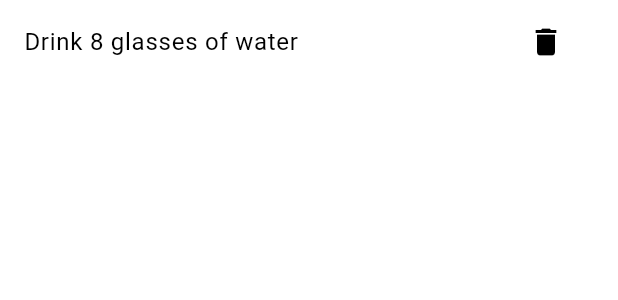
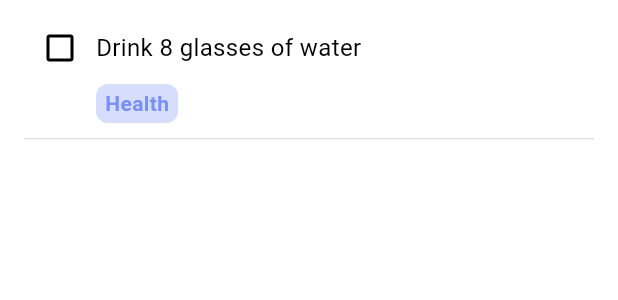
Before and after one commit to YxngDjin/Todo_App, a Flutter app: the TodoList widget shown alone on an empty page, opened directly with sample values from the repository, on a phone screen of 412 x 824 dp. Shown: the top 300 px of the screen. Run offline on Flutter 3.47's test engine with Material 3 defaults, Android fonts, the phone set to English and light mode, and no system bars; our stand-ins replace flutter_svg.

Commit message:
Change Styling, Add Subtask Functions

```diff
--- a/lib/components/todolist.dart
+++ b/lib/components/todolist.dart
@@ -5,25 +5,124 @@ class TodoList extends StatelessWidget {
   final Todo todo;
   final VoidCallback onToggle;
   final VoidCallback onDelete;
+  final Function(int subtaskIndex) onSubtaskToggle;
+  final Function(int subtaskIndex) onSubtaskDelete;
 
   const TodoList({
     super.key,
     required this.todo,
     required this.onToggle,
     required this.onDelete,
+    required this.onSubtaskToggle,
+    required this.onSubtaskDelete,
   });
+
+  Color getCategoryColor(Category category) {
+    switch (category) {
+      case Category.health:
+        return Color.fromRGBO(121, 144, 248, 1);
+      case Category.work:
+        return Color.fromRGBO(70, 207, 139, 1);
+      case Category.mentalHealth:
+        return Color.fromRGBO(188, 94, 173, 1);
+      case Category.others:
+        return Color.fromRGBO(144, 137, 134, 1);
+    }
+  }
 
   @override
   Widget build(BuildContext context) {
-    return ListTile(
-      title: Text(
-        todo.task,
-        style: TextStyle(
-          decoration: todo.isDone ? TextDecoration.lineThrough : null,
+    final color = getCategoryColor(todo.category);
+
+    return Container(
+      margin: const EdgeInsets.symmetric(vertical: 0, horizontal: 8),
+      child: Padding(
+        padding: const EdgeInsets.all(8),
+        child: Column(
+          crossAxisAlignment: CrossAxisAlignment.start,
+          children: [
+            Row(
+              children: [
+                Checkbox(value: todo.isDone, onChanged: (_) => onToggle()),
+                Expanded(
+                  child: Text(
+                    todo.task,
+                    style: TextStyle(
+                      fontSize: 16,
+                      decoration: todo.isDone
+                          ? TextDecoration.lineThrough
+                          : null,
+                    ),
+                  ),
+                ),
+                if (todo.isDone)
+                  IconButton(
+                    icon: Icon(Icons.delete),
+                    onPressed: () => onDelete(),
+                    color: Colors.red,
+                  ),
+              ],
+            ),
+            Padding(
+              padding: const EdgeInsets.only(left: 48),
+              child: Container(
+                padding: const EdgeInsets.symmetric(horizontal: 6, vertical: 3),
+                decoration: BoxDecoration(
+                  color: color.withOpacity(0.3),
+                  borderRadius: BorderRadius.circular(8),
+                ),
+                child: Text(
+                  todo.category.displayName,
+                  style: TextStyle(
+                    fontSize: 14,
+                    color: color,
+                    fontWeight: FontWeight.w600,
+                  ),
+                ),
+              ),
+            ),
+            const SizedBox(height: 4),
+            if (todo.subtasks.isNotEmpty)
+              Padding(
+                padding: const EdgeInsets.only(left: 48),
+                child: Column(
+                  crossAxisAlignment: CrossAxisAlignment.start,
+                  children: todo.subtasks.map((subtask) {
+                    return Row(
+                      children: [
+                        Checkbox(
+                          value: subtask.isDone,
+                          onChanged: (_) =>
+                              onSubtaskToggle(todo.subtasks.indexOf(subtask)),
+                        ),
+                        Expanded(
+                          child: Text(
+                            subtask.title,
+                            style: TextStyle(
+                              fontSize: 14,
+                              decoration: subtask.isDone
+                                  ? TextDecoration.lineThrough
+                                  : null,
+                            ),
+                          ),
+                        ),
+                        if (subtask.isDone)
+                          IconButton(
+                            icon: Icon(Icons.delete),
+                            onPressed: () =>
+                                onSubtaskDelete(todo.subtasks.indexOf(subtask)),
+                            color: Colors.red,
+                          ),
+                      ],
+                    );
+                  }).toList(),
+                ),
+              ),
+            Container(margin: const EdgeInsets.only(bottom: 6)),
+            Divider(color: Colors.grey.shade300, thickness: 1, height: 1),
+          ],
         ),
       ),
-      trailing: IconButton(icon: const Icon(Icons.delete), onPressed: onDelete),
-      onTap: onToggle,
     );
   }
 }
```
